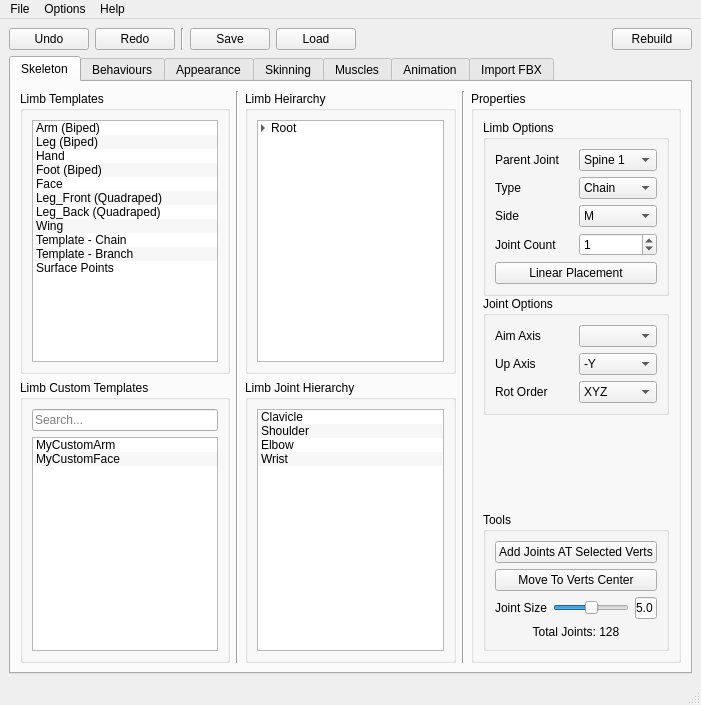
Qt form _REF/Mockup_UI/TPMAR_Main_01.ui (TPayneExperience/TrevorPaynes_RigAndAnimSuite) before a commit.
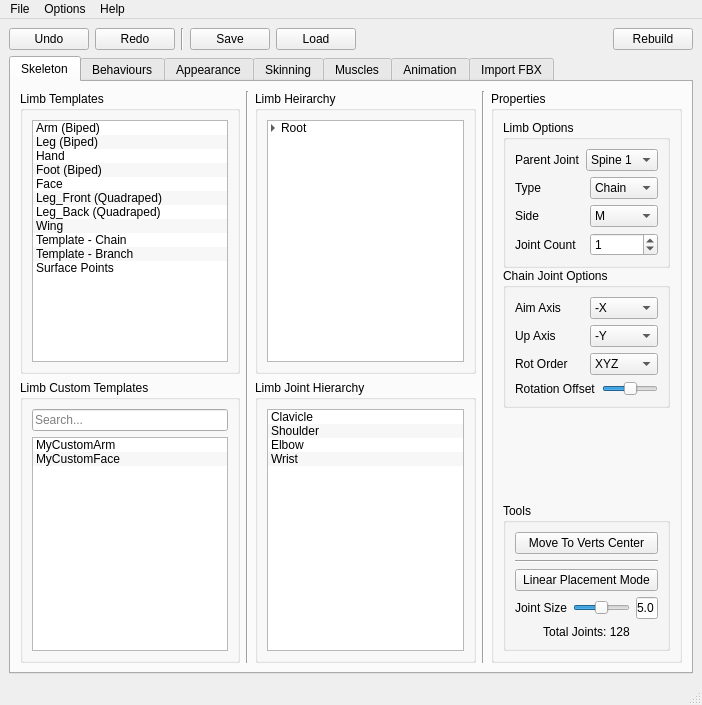
The same form after that commit. The open tabs and pages were chosen to show the change.

```diff
--- a/_REF/Mockup_UI/TPMAR_Main_01.ui
+++ b/_REF/Mockup_UI/TPMAR_Main_01.ui
@@ -6,7 +6,7 @@
    <rect>
     <x>0</x>
     <y>0</y>
-    <width>701</width>
+    <width>702</width>
     <height>677</height>
    </rect>
   </property>
@@ -522,13 +522,6 @@
                           </item>
                          </layout>
                         </item>
-                        <item>
-                         <widget class="QPushButton" name="pushButton_23">
-                          <property name="text">
-                           <string>Linear Placement</string>
-                          </property>
-                         </widget>
-                        </item>
                        </layout>
                       </item>
                      </layout>
@@ -537,7 +530,7 @@
                    <item>
                     <widget class="QGroupBox" name="groupBox_26">
                      <property name="title">
-                      <string>Joint Options</string>
+                      <string>Chain Joint Options</string>
                      </property>
                      <layout class="QVBoxLayout" name="verticalLayout_33">
                       <item>
@@ -557,7 +550,7 @@
                           <item>
                            <widget class="QComboBox" name="comboBox_2">
                             <property name="currentIndex">
-                             <number>-1</number>
+                             <number>1</number>
                             </property>
                             <item>
                              <property name="text">
@@ -686,6 +679,27 @@
                           </item>
                          </layout>
                         </item>
+                        <item>
+                         <layout class="QHBoxLayout" name="horizontalLayout_71">
+                          <item>
+                           <widget class="QLabel" name="label_29">
+                            <property name="text">
+                             <string>Rotation Offset</string>
+                            </property>
+                           </widget>
+                          </item>
+                          <item>
+                           <widget class="QSlider" name="horizontalSlider_13">
+                            <property name="value">
+                             <number>50</number>
+                            </property>
+                            <property name="orientation">
+                             <enum>Qt::Horizontal</enum>
+                            </property>
+                           </widget>
+                          </item>
+                         </layout>
+                        </item>
                        </layout>
                       </item>
                      </layout>
@@ -715,13 +729,6 @@
                         <property name="spacing">
                          <number>6</number>
                         </property>
-                        <item>
-                         <widget class="QPushButton" name="pushButton_8">
-                          <property name="text">
-                           <string>Add Joints AT Selected Verts</string>
-                          </property>
-                         </widget>
-                        </item>
                         <item>
                          <widget class="QPushButton" name="pushButton_19">
                           <property name="toolTip">
@@ -732,6 +739,20 @@
                           </property>
                          </widget>
                         </item>
+                        <item>
+                         <widget class="Line" name="line_20">
+                          <property name="orientation">
+                           <enum>Qt::Horizontal</enum>
+                          </property>
+                         </widget>
+                        </item>
+                        <item>
+                         <widget class="QPushButton" name="pushButton_16">
+                          <property name="text">
+                           <string>Linear Placement Mode</string>
+                          </property>
+                         </widget>
+                        </item>
                         <item>
                          <layout class="QHBoxLayout" name="horizontalLayout_7">
                           <item>
@@ -3575,7 +3596,7 @@
     <rect>
      <x>0</x>
      <y>0</y>
-     <width>701</width>
+     <width>702</width>
      <height>21</height>
     </rect>
    </property>
```
Left out of the diff: 4 changed lines with no effect on the pictures.
